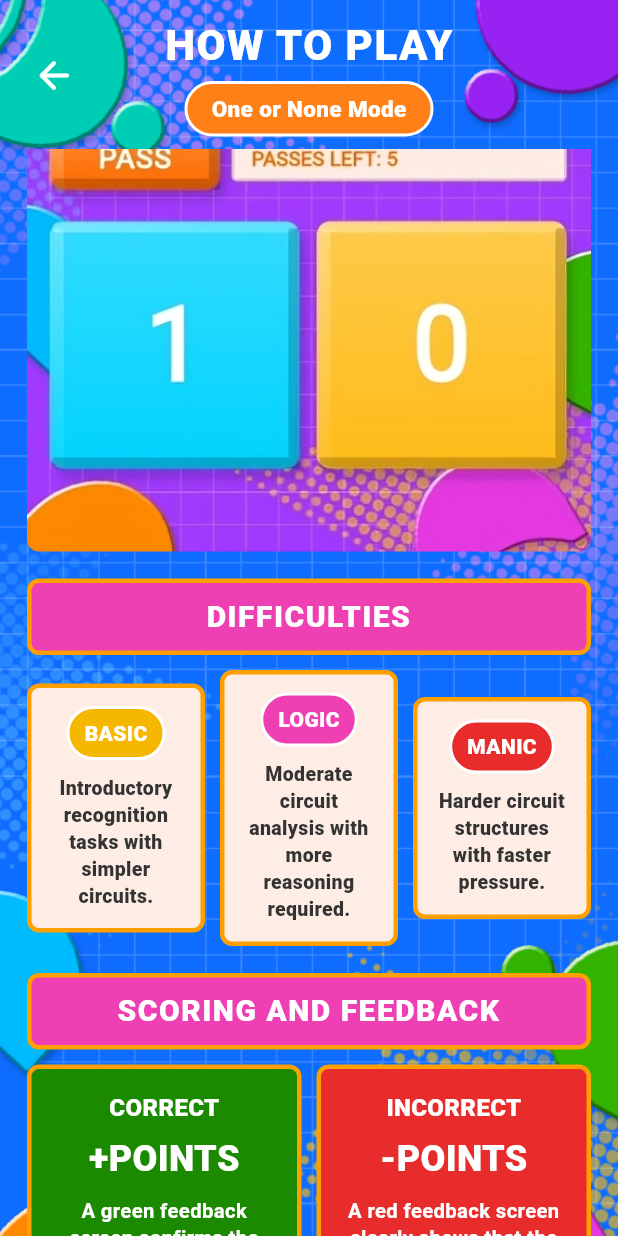
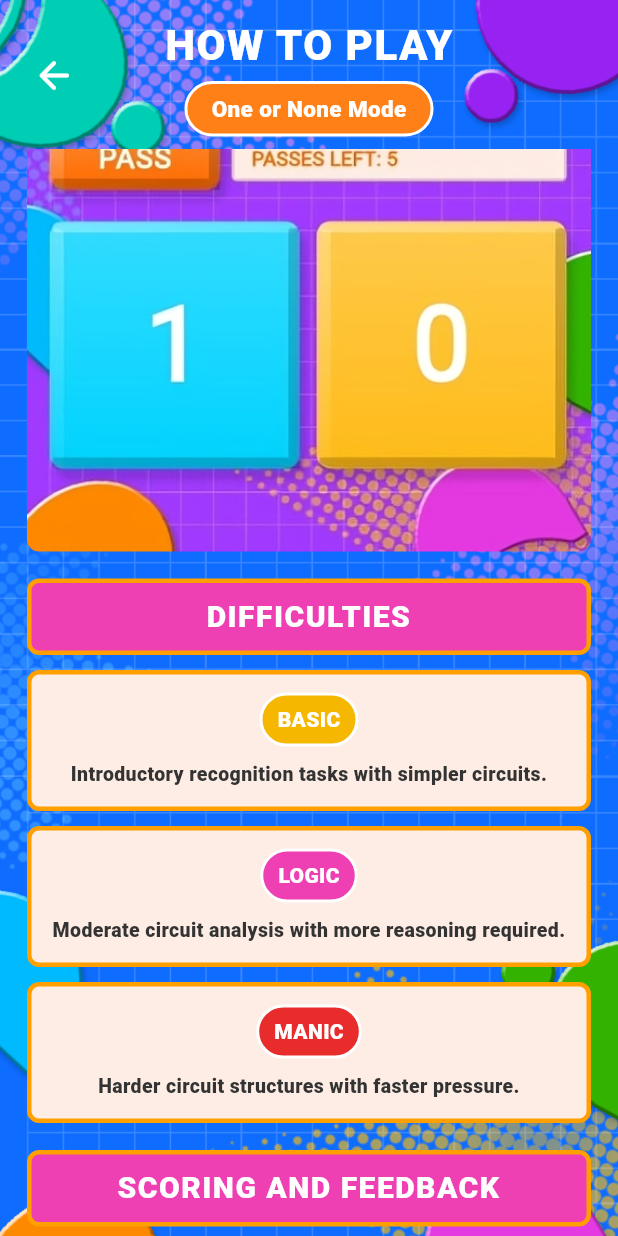
Before and after one commit to matchi-1/AND-another-one, a Flutter app: the MechanicsOneOrNonePage screen opened by its route, scrolled down 1152 dp, on a phone screen of 412 x 824 dp. Run offline on Flutter 3.47's test engine with Material 3 defaults, Android fonts, the phone set to English and light mode, and no system bars; our stand-ins replace cloud_firestore, firebase_auth, firebase_core, just_audio; accounts and stored records are empty; Roboto replaces fonts that are missing (Nunito).

Commit message:
change on layout difficulty on how to play

```diff
--- a/lib/features/play/presentation/pages/mechanics_one_or_none.dart
+++ b/lib/features/play/presentation/pages/mechanics_one_or_none.dart
@@ -66,35 +66,45 @@ class MechanicsOneOrNonePage extends StatelessWidget {
 
                       const _SectionBanner('DIFFICULTIES'),
                       const SizedBox(height: 10),
-                      Row(
+                      LayoutBuilder(
+                        builder: (context, constraints) {
+                          final bool stackCards = constraints.maxWidth < 560;
+                          final double cardWidth = stackCards
+                              ? constraints.maxWidth
+                              : (constraints.maxWidth - 20) / 3;
+
+                          return Wrap(
+                            spacing: 10,
+                            runSpacing: 10,
                             children: const [
-                          Expanded(
-                            child: _DifficultyCard(
+                              _DifficultyCard(
                                 title: 'BASIC',
                                 color: AppColors.yellowButton,
                                 body:
                                     'Introductory recognition tasks with simpler circuits.',
                               ),
-                          ),
-                          SizedBox(width: 10),
-                          Expanded(
-                            child: _DifficultyCard(
+                              _DifficultyCard(
                                 title: 'LOGIC',
                                 color: AppColors.pinkButton,
                                 body:
                                     'Moderate circuit analysis with more reasoning required.',
                               ),
-                          ),
-                          SizedBox(width: 10),
-                          Expanded(
-                            child: _DifficultyCard(
+                              _DifficultyCard(
                                 title: 'MANIC',
                                 color: AppColors.redButton,
                                 body:
                                     'Harder circuit structures with faster pressure.',
                               ),
+                            ]
+                                .map(
+                                  (card) => SizedBox(
+                                    width: cardWidth,
+                                    child: card,
                                   ),
-                        ],
+                                )
+                                .toList(),
+                          );
+                        },
                       ),
                       const SizedBox(height: 18),
 
```
Also changed, not shown: lib/features/play/presentation/pages/mechanics_gatekeeping.dart (+7 -19 lines). Lines whose indentation alone changed are shown as unchanged.
